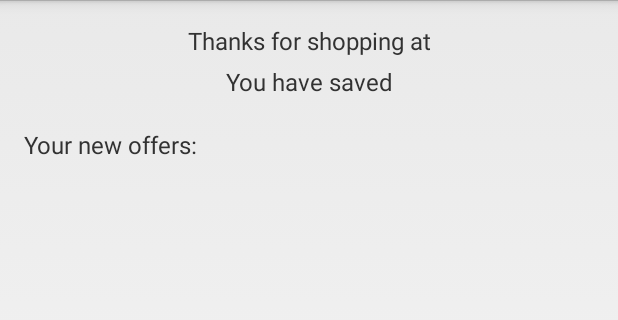
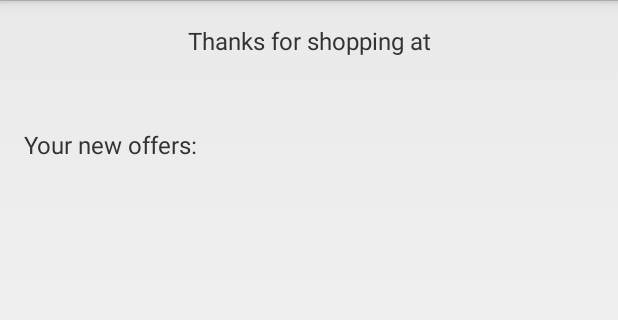
Before and after one commit to sassoni/TheExceptioNulls, an Android app: the layout offers_notification.xml on its own in the app's theme, with its tools: preview values and no code run, on a phone screen of 412 x 824 dp, the part 72-392 px from its top. Run offline under Robolectric (Android 15) with nearby library versions, the phone set to English and light mode, and no system bars.

Commit message:
Removing savings text temporarily

```diff
--- a/projectskullnbones/src/main/res/layout/offers_notification.xml
+++ b/projectskullnbones/src/main/res/layout/offers_notification.xml
@@ -20,7 +20,7 @@
         android:layout_below="@+id/offer_notification_thanks"
         android:layout_marginBottom="20dp"
         android:gravity="center"
-        android:text="@string/offer_notification_savings"
+        android:text=""
         android:textSize="16sp" />
 
     <TextView
```
